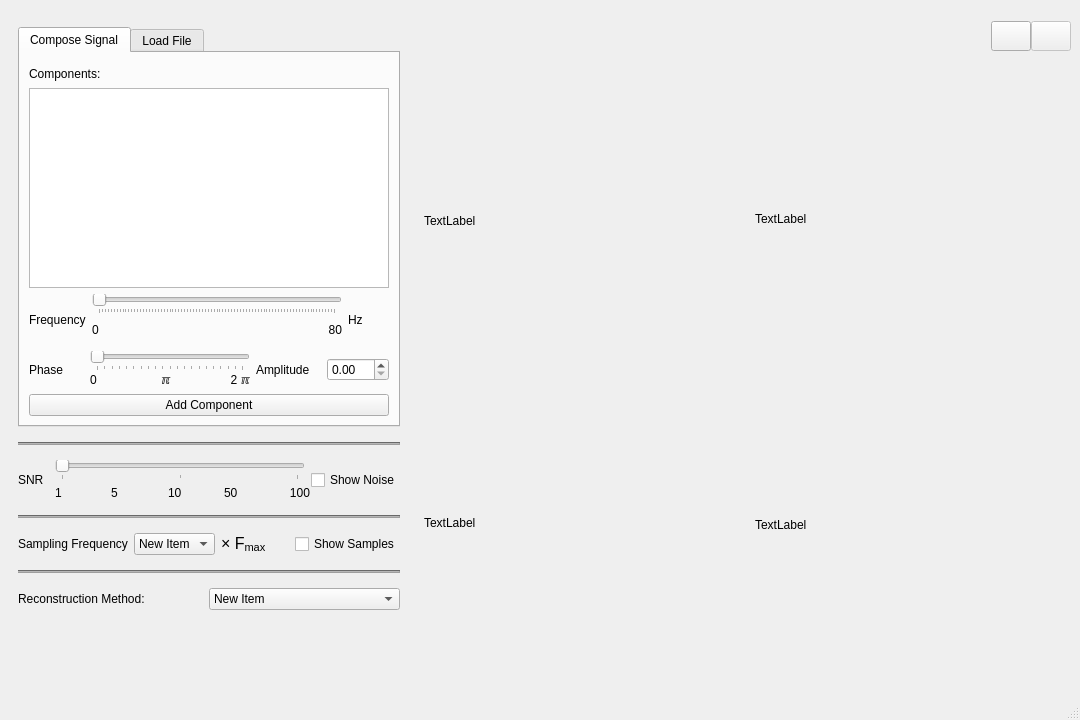
The window that UI/grid_view.ui (MohamedHisham20/Sampling-Theory-Studio) describes before a commit, drawn with Qt 5.
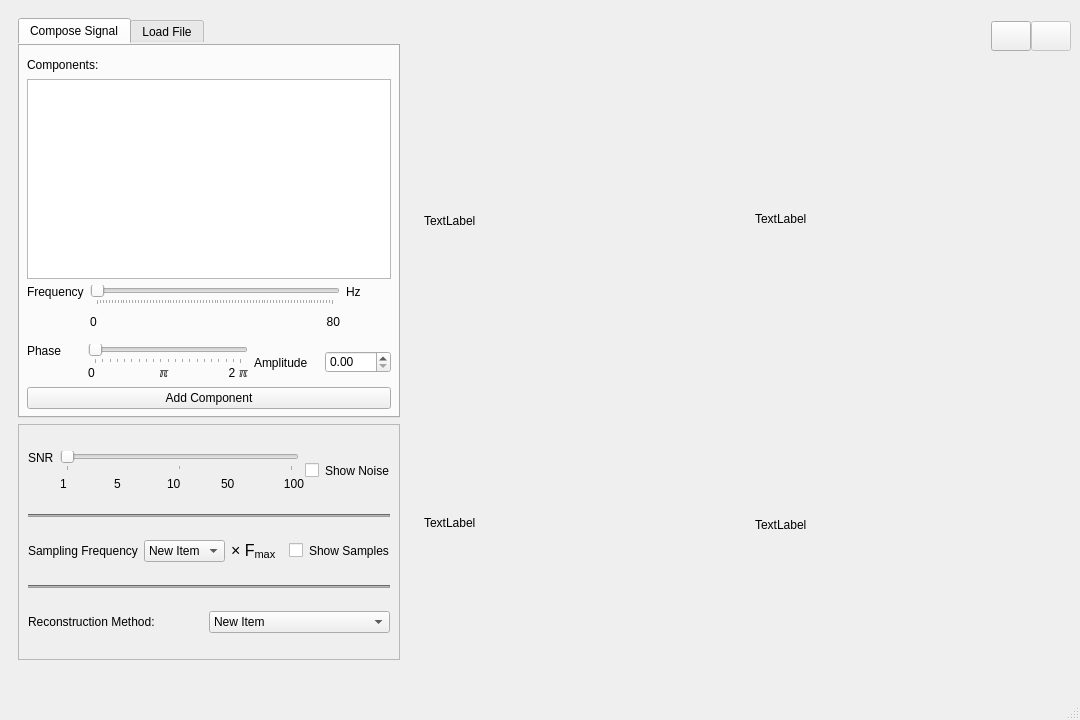
The same window after the commit. Icons and pictures are not drawn.

```diff
--- a/UI/grid_view.ui
+++ b/UI/grid_view.ui
@@ -2154,6 +2154,9 @@
         <height>1000</height>
        </size>
       </property>
+      <property name="styleSheet">
+       <string notr="true">border-color: rgb(158, 158, 158);</string>
+      </property>
       <layout class="QVBoxLayout" name="verticalLayout_8">
        <item>
         <widget class="QTabWidget" name="tabWidget">
@@ -2169,6 +2172,9 @@
            <height>400</height>
           </size>
          </property>
+         <property name="styleSheet">
+          <string notr="true"/>
+         </property>
          <property name="currentIndex">
           <number>0</number>
          </property>
@@ -2213,6 +2219,9 @@
                <property name="text">
                 <string>Frequency</string>
                </property>
+               <property name="alignment">
+                <set>Qt::AlignLeading|Qt::AlignLeft|Qt::AlignTop</set>
+               </property>
               </widget>
              </item>
              <item>
@@ -2297,6 +2306,9 @@
                <property name="text">
                 <string>Hz</string>
                </property>
+               <property name="alignment">
+                <set>Qt::AlignLeading|Qt::AlignLeft|Qt::AlignTop</set>
+               </property>
               </widget>
              </item>
             </layout>
@@ -2314,6 +2326,9 @@
                <property name="text">
                 <string>Phase</string>
                </property>
+               <property name="alignment">
+                <set>Qt::AlignLeading|Qt::AlignLeft|Qt::AlignTop</set>
+               </property>
               </widget>
              </item>
              <item>
@@ -2420,6 +2435,9 @@
                <property name="text">
                 <string>Amplitude</string>
                </property>
+               <property name="alignment">
+                <set>Qt::AlignLeading|Qt::AlignLeft|Qt::AlignVCenter</set>
+               </property>
               </widget>
              </item>
              <item>
@@ -2430,6 +2448,9 @@
                  <height>16777215</height>
                 </size>
                </property>
+               <property name="alignment">
+                <set>Qt::AlignLeading|Qt::AlignLeft|Qt::AlignVCenter</set>
+               </property>
               </widget>
              </item>
             </layout>
@@ -2492,15 +2513,14 @@
         </widget>
        </item>
        <item>
-        <widget class="Line" name="line">
-         <property name="styleSheet">
-          <string notr="true">background-color: rgb(158, 158, 158);</string>
+        <widget class="QFrame" name="frame">
+         <property name="frameShape">
+          <enum>QFrame::StyledPanel</enum>
          </property>
-         <property name="orientation">
-          <enum>Qt::Horizontal</enum>
+         <property name="frameShadow">
+          <enum>QFrame::Raised</enum>
          </property>
-        </widget>
-       </item>
+         <layout class="QVBoxLayout" name="verticalLayout_2">
        <item>
         <layout class="QHBoxLayout" name="snr_line">
          <item>
@@ -2508,6 +2528,9 @@
            <property name="text">
             <string>SNR</string>
            </property>
+              <property name="alignment">
+               <set>Qt::AlignLeading|Qt::AlignLeft|Qt::AlignTop</set>
+              </property>
           </widget>
          </item>
          <item>
@@ -2694,18 +2717,8 @@
          </item>
         </layout>
        </item>
-       <item>
-        <spacer name="horizontalSpacer_3">
-         <property name="orientation">
-          <enum>Qt::Horizontal</enum>
-         </property>
-         <property name="sizeHint" stdset="0">
-          <size>
-           <width>54</width>
-           <height>34</height>
-          </size>
-         </property>
-        </spacer>
+         </layout>
+        </widget>
        </item>
        <item>
         <spacer name="horizontalSpacer_4">
```
Lines whose indentation alone changed are shown as unchanged.
